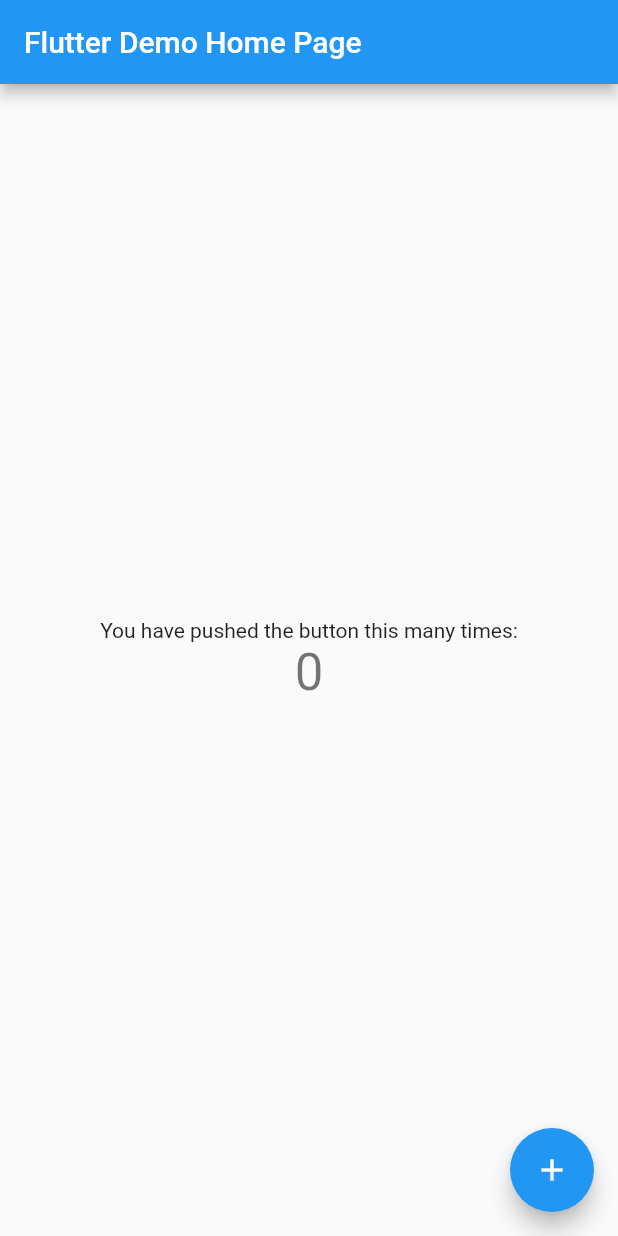
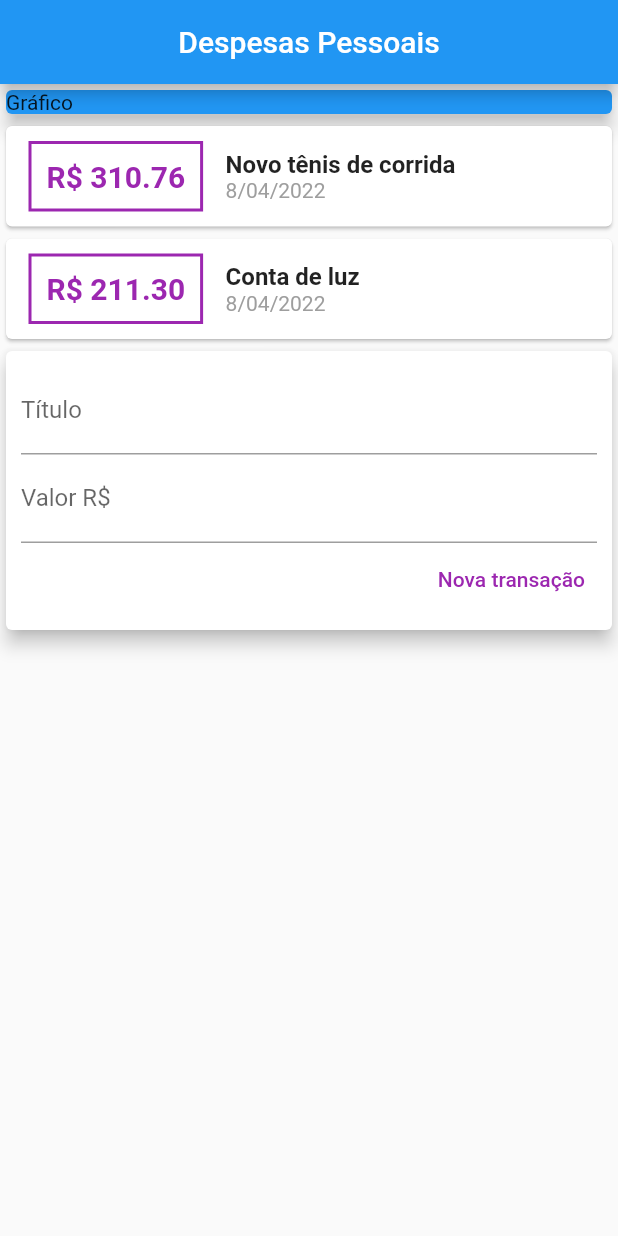
Before and after one commit to Penfore/project_expenses, a Flutter app: the screen it shows after launch, on a phone screen of 412 x 824 dp. Run offline on Flutter 3.47's test engine with Material 2 defaults, Android fonts, the phone set to English and light mode, and no system bars.

Commit message:
Início do desenvolvimento da tela principal
- Prototipação das áreas da tela(Gráfico, área de cartões)
- Início da estilização dos cartões
- Início da criação do que será o modal para adicionar uma nova entrada de gasto

```diff
--- a/lib/main.dart
+++ b/lib/main.dart
@@ -1,115 +1,117 @@
 import 'package:flutter/material.dart';
+import 'package:intl/intl.dart';
 
-void main() {
-  runApp(const MyApp());
+import 'models/transaction.dart';
+
+void main(List<String> args) {
+  runApp(const ExpensesApp());
 }
 
-class MyApp extends StatelessWidget {
-  const MyApp({Key? key}) : super(key: key);
+class ExpensesApp extends StatelessWidget {
+  const ExpensesApp({Key? key}) : super(key: key);
 
-  // This widget is the root of your application.
   @override
   Widget build(BuildContext context) {
     return MaterialApp(
-      title: 'Flutter Demo',
-      theme: ThemeData(
-        // This is the theme of your application.
-        //
-        // Try running your application with "flutter run". You'll see the
-        // application has a blue toolbar. Then, without quitting the app, try
-        // changing the primarySwatch below to Colors.green and then invoke
-        // "hot reload" (press "r" in the console where you ran "flutter run",
-        // or simply save your changes to "hot reload" in a Flutter IDE).
-        // Notice that the counter didn't reset back to zero; the application
-        // is not restarted.
-        primarySwatch: Colors.blue,
-      ),
-      home: const MyHomePage(title: 'Flutter Demo Home Page'),
+      home: MyHomePage(),
     );
   }
 }
 
-class MyHomePage extends StatefulWidget {
-  const MyHomePage({Key? key, required this.title}) : super(key: key);
-
-  // This widget is the home page of your application. It is stateful, meaning
-  // that it has a State object (defined below) that contains fields that affect
-  // how it looks.
-
-  // This class is the configuration for the state. It holds the values (in this
-  // case the title) provided by the parent (in this case the App widget) and
-  // used by the build method of the State. Fields in a Widget subclass are
-  // always marked "final".
-
-  final String title;
-
-  @override
-  State<MyHomePage> createState() => _MyHomePageState();
-}
-
-class _MyHomePageState extends State<MyHomePage> {
-  int _counter = 0;
-
-  void _incrementCounter() {
-    setState(() {
-      // This call to setState tells the Flutter framework that something has
-      // changed in this State, which causes it to rerun the build method below
-      // so that the display can reflect the updated values. If we changed
-      // _counter without calling setState(), then the build method would not be
-      // called again, and so nothing would appear to happen.
-      _counter++;
-    });
-  }
+class MyHomePage extends StatelessWidget {
+  final _transactions = [
+    Transaction(
+        id: 't1',
+        title: 'Novo tênis de corrida',
+        value: 310.76,
+        date: DateTime.now()),
+    Transaction(
+        id: 't2', title: 'Conta de luz', value: 211.30, date: DateTime.now())
+  ];
 
   @override
   Widget build(BuildContext context) {
-    // This method is rerun every time setState is called, for instance as done
-    // by the _incrementCounter method above.
-    //
-    // The Flutter framework has been optimized to make rerunning build methods
-    // fast, so that you can just rebuild anything that needs updating rather
-    // than having to individually change instances of widgets.
     return Scaffold(
         appBar: AppBar(
-        // Here we take the value from the MyHomePage object that was created by
-        // the App.build method, and use it to set our appbar title.
-        title: Text(widget.title),
+          centerTitle: true,
+          title: const Text('Despesas Pessoais'),
         ),
-      body: Center(
-        // Center is a layout widget. It takes a single child and positions it
-        // in the middle of the parent.
-        child: Column(
-          // Column is also a layout widget. It takes a list of children and
-          // arranges them vertically. By default, it sizes itself to fit its
-          // children horizontally, and tries to be as tall as its parent.
-          //
-          // Invoke "debug painting" (press "p" in the console, choose the
-          // "Toggle Debug Paint" action from the Flutter Inspector in Android
-          // Studio, or the "Toggle Debug Paint" command in Visual Studio Code)
-          // to see the wireframe for each widget.
-          //
-          // Column has various properties to control how it sizes itself and
-          // how it positions its children. Here we use mainAxisAlignment to
-          // center the children vertically; the main axis here is the vertical
-          // axis because Columns are vertical (the cross axis would be
-          // horizontal).
-          mainAxisAlignment: MainAxisAlignment.center,
+        body: Column(
+          crossAxisAlignment: CrossAxisAlignment.stretch,
           children: <Widget>[
-            const Text(
-              'You have pushed the button this many times:',
+            // ignore: sized_box_for_whitespace
+            Container(
+              child: const Card(
+                color: Colors.blue,
+                child: Text('Gráfico'),
+                elevation: 5,
+              ),
+            ),
+            Column(
+                children: _transactions.map((transaction) {
+              return Card(
+                child: Row(
+                  children: [
+                    Container(
+                      margin: const EdgeInsets.symmetric(
+                          horizontal: 15, vertical: 10),
+                      decoration: BoxDecoration(
+                          border: Border.all(color: Colors.purple, width: 2)),
+                      padding: const EdgeInsets.all(10),
+                      child: Text(
+                        "R\$ ${transaction.value.toStringAsFixed(2)}",
+                        style: const TextStyle(
+                            fontWeight: FontWeight.bold,
+                            fontSize: 20,
+                            color: Colors.purple),
+                      ),
+                    ),
+                    Column(
+                      crossAxisAlignment: CrossAxisAlignment.start,
+                      children: [
+                        Text(
+                          transaction.title,
+                          style: const TextStyle(
+                              fontWeight: FontWeight.bold, fontSize: 16),
                         ),
                         Text(
-              '$_counter',
-              style: Theme.of(context).textTheme.headline4,
+                          DateFormat('d/MM/y').format(transaction.date),
+                          style: const TextStyle(color: Colors.grey),
+                        )
+                      ],
+                    )
+                  ],
+                ),
+              );
+            }).toList()),
+            Card(
+              elevation: 5,
+              child: Padding(
+                padding: const EdgeInsets.all(10),
+                child: Column(
+                  children: [
+                    const TextField(
+                      decoration: InputDecoration(labelText: 'Título'),
+                    ),
+                    const TextField(
+                        decoration: InputDecoration(
+                      labelText: 'Valor R\$',
+                    )),
+                    Row(
+                      mainAxisAlignment: MainAxisAlignment.end,
+                      children: [
+                        TextButton(
+                          child: const Text('Nova transação'),
+                          style: TextButton.styleFrom(primary: Colors.purple),
+                          onPressed: () {},
+                        ),
+                      ],
                     ),
                   ],
                 ),
               ),
-      floatingActionButton: FloatingActionButton(
-        onPressed: _incrementCounter,
-        tooltip: 'Increment',
-        child: const Icon(Icons.add),
-      ), // This trailing comma makes auto-formatting nicer for build methods.
-    );
+            )
+          ],
+        ));
   }
 }
--- /dev/null
+++ b/lib/models/transaction.dart
@@ -0,0 +1,14 @@
+class Transaction
+{
+  final String id;
+  final String title;
+  final double value;
+  final DateTime date;
+
+  Transaction({
+    required this.id,
+    required this.title,
+    required this.value,
+    required this.date
+  });
+}
--- a/pubspec.yaml
+++ b/pubspec.yaml
@@ -29,6 +29,7 @@
 dependencies:
   flutter:
     sdk: flutter
+  intl: ^0.17.0
 
 
   # The following adds the Cupertino Icons font to your application.
```
Also changed, not shown: pubspec.lock, 1 other file. Lines whose indentation alone changed are shown as unchanged.
